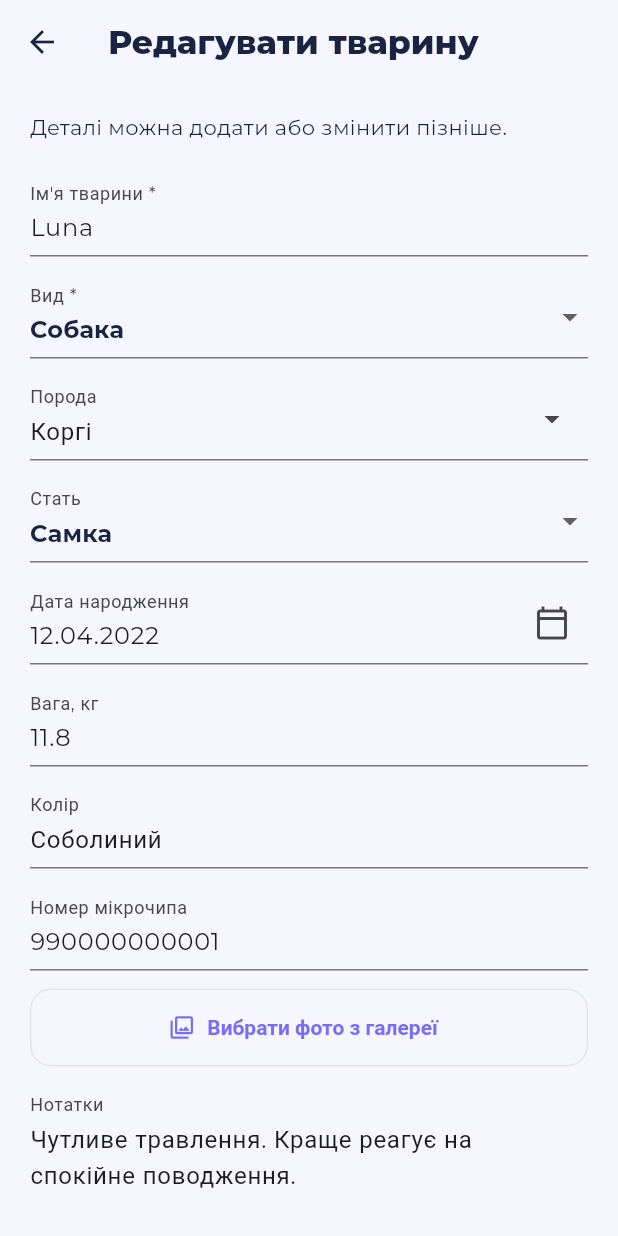
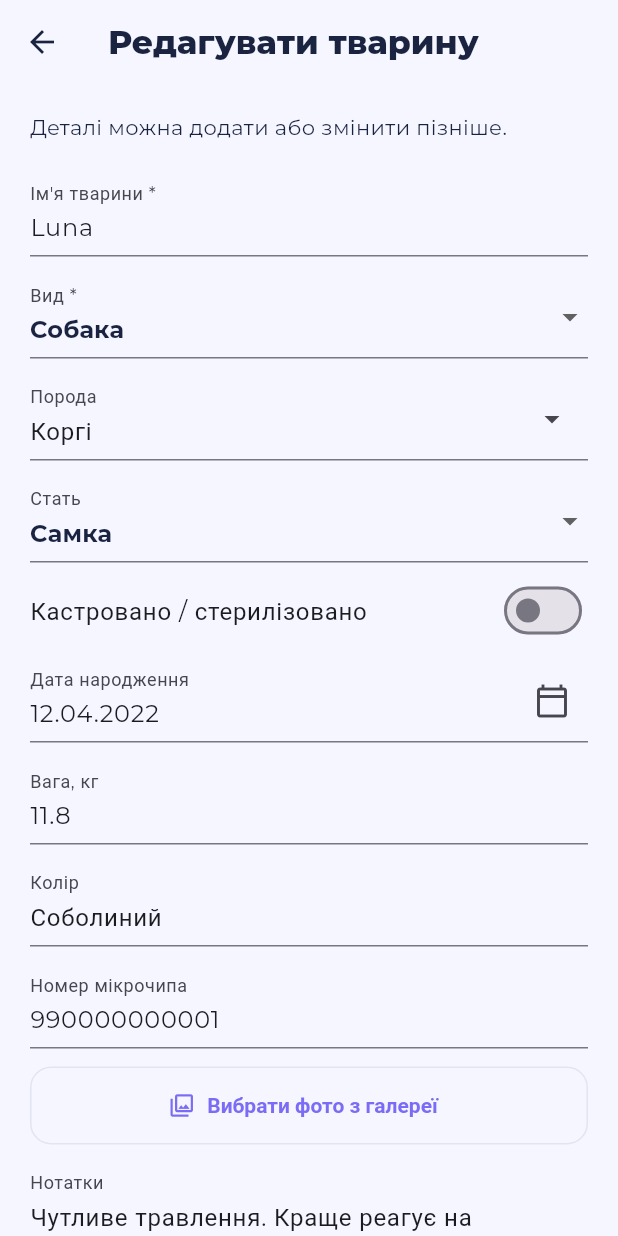
Before and after one commit to slikrapstelimrec123/Veterinary-apps, a Flutter app: the PetFormScreen screen opened directly with sample values from the repository, on a phone screen of 412 x 824 dp. Run offline on Flutter 3.47's test engine with Material 3 defaults, Android fonts, the phone set to English and light mode, and no system bars; our stand-ins replace google_fonts, image_picker, qr_flutter, supabase_flutter; accounts and stored records are empty.

Commit message:
Add neutered/spayed field to pet profile
- isNeutered bool field in Pet domain model (DB column: is_neutered)
- SwitchListTile in pet form screen after sex dropdown
- Displayed in pet profile detail section as 'Кастровано: Так/Ні'

Co-Authored-By: Claude Sonnet 4.6 <noreply@anthropic.com>
Claude-Session: https://claude.ai/code/session_012tKS7CYnWNkdNpm53D5tRE

```diff
--- a/apps/mobile/lib/features/pets/domain/pet.dart
+++ b/apps/mobile/lib/features/pets/domain/pet.dart
@@ -11,6 +11,7 @@ class Pet {
     this.microchipNumber,
     this.avatarUrl,
     this.notes,
+    this.isNeutered,
     this.createdAt,
     this.updatedAt,
   });
@@ -26,6 +27,7 @@ class Pet {
   final String? microchipNumber;
   final String? avatarUrl;
   final String? notes;
+  final bool? isNeutered;
   final DateTime? createdAt;
   final DateTime? updatedAt;
 
@@ -84,6 +86,7 @@ class Pet {
       'microchip_number': microchipNumber,
       'avatar_url': avatarUrl,
       'notes': notes,
+      'is_neutered': isNeutered,
     };
   }
 
@@ -100,6 +103,7 @@ class Pet {
       microchipNumber: json['microchip_number'] as String?,
       avatarUrl: json['avatar_url'] as String? ?? json['photo_url'] as String?,
       notes: json['notes'] as String? ?? json['health_notes'] as String?,
+      isNeutered: json['is_neutered'] as bool?,
       createdAt: DateTime.tryParse(json['created_at'] as String? ?? ''),
       updatedAt: DateTime.tryParse(json['updated_at'] as String? ?? ''),
     );
@@ -117,6 +121,7 @@ class Pet {
     String? microchipNumber,
     String? avatarUrl,
     String? notes,
+    bool? isNeutered,
   }) {
     return Pet(
       id: id ?? this.id,
@@ -130,6 +135,7 @@ class Pet {
       microchipNumber: microchipNumber ?? this.microchipNumber,
       avatarUrl: avatarUrl ?? this.avatarUrl,
       notes: notes ?? this.notes,
+      isNeutered: isNeutered ?? this.isNeutered,
       createdAt: createdAt,
       updatedAt: updatedAt,
     );
--- a/apps/mobile/lib/features/pets/screens/pet_form_screen.dart
+++ b/apps/mobile/lib/features/pets/screens/pet_form_screen.dart
@@ -48,6 +48,7 @@ class _PetFormScreenState extends State<PetFormScreen> {
 
   String species = 'dog';
   String sex = 'unknown';
+  bool isNeutered = false;
   DateTime? birthDate;
   String? error;
   bool isSaving = false;
@@ -88,6 +89,7 @@ class _PetFormScreenState extends State<PetFormScreen> {
       species = pet.species.isEmpty ? 'dog' : pet.species;
       breedController.text = pet.breed ?? '';
       sex = pet.sex ?? 'unknown';
+      isNeutered = pet.isNeutered ?? false;
       birthDate = pet.birthDate;
       weightController.text = pet.weightKg?.toString() ?? '';
       colorController.text = pet.color ?? '';
@@ -154,6 +156,7 @@ class _PetFormScreenState extends State<PetFormScreen> {
       species: species,
       breed: breedController.text.trim().isEmpty ? null : breedController.text.trim(),
       sex: sex,
+      isNeutered: isNeutered,
       birthDate: birthDate,
       weightKg: parsedWeight,
       color: colorController.text.trim().isEmpty ? null : colorController.text.trim(),
@@ -231,7 +234,16 @@ class _PetFormScreenState extends State<PetFormScreen> {
               .toList(),
           onChanged: (v) => setState(() => sex = v ?? 'unknown'),
         ),
-        const SizedBox(height: 12),
+        const SizedBox(height: 4),
+
+        // Neutered
+        SwitchListTile(
+          contentPadding: EdgeInsets.zero,
+          title: const Text('Кастровано / стерилізовано'),
+          value: isNeutered,
+          onChanged: (v) => setState(() => isNeutered = v),
+        ),
+        const SizedBox(height: 4),
 
         // Birth date — tap to open date picker
         GestureDetector(
--- a/apps/mobile/lib/features/pets/screens/pet_profile_screen.dart
+++ b/apps/mobile/lib/features/pets/screens/pet_profile_screen.dart
@@ -259,8 +259,14 @@ class _DetailSectionState extends State<_DetailSection> {
   @override
   Widget build(BuildContext context) {
     final pet = widget.pet;
+    final neuteredLabel = pet.isNeutered == null
+        ? 'Не вказано'
+        : pet.isNeutered!
+            ? 'Так'
+            : 'Ні';
     final details = <(String, String)>[
       ('Стать', pet.sexLabel),
+      ('Кастровано', neuteredLabel),
       ('Вага', pet.weightKg == null ? 'Не вказано' : '${pet.weightKg} кг'),
       ('Колір', pet.color ?? 'Не вказано'),
       ('Мікрочип', pet.microchipNumber ?? 'Не вказано'),
```
